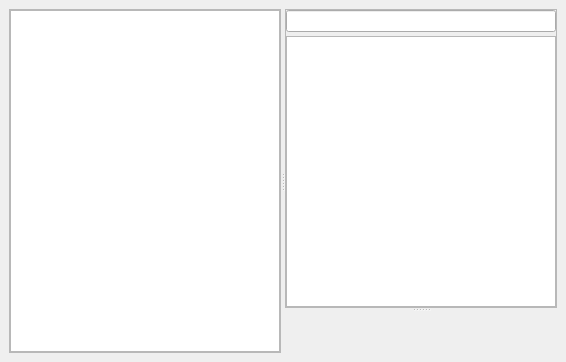
The window that Manager/pages/page_notes.ui (gil9red/NotesManager) describes before a commit, drawn with Qt 5.
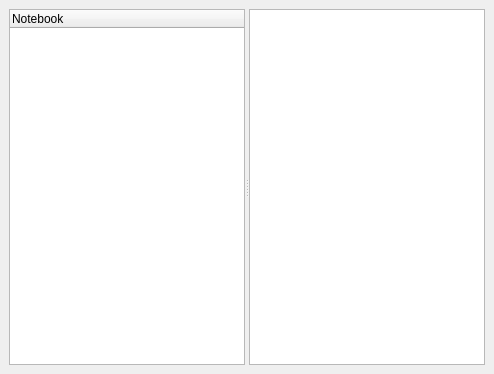
The same window after the commit. Custom widgets are drawn as their Qt base class.

```diff
--- a/Manager/pages/page_notes.ui
+++ b/Manager/pages/page_notes.ui
@@ -6,8 +6,8 @@
    <rect>
     <x>0</x>
     <y>0</y>
-    <width>566</width>
-    <height>362</height>
+    <width>494</width>
+    <height>374</height>
    </rect>
   </property>
   <property name="windowTitle">
@@ -20,40 +20,13 @@
       <property name="orientation">
        <enum>Qt::Horizontal</enum>
       </property>
-      <property name="childrenCollapsible">
-       <bool>false</bool>
-      </property>
-      <widget class="QFrame" name="frameAdditionalPanel">
-       <property name="frameShape">
-        <enum>QFrame::StyledPanel</enum>
-       </property>
-       <property name="frameShadow">
-        <enum>QFrame::Raised</enum>
-       </property>
-       <layout class="QVBoxLayout" name="verticalLayout">
-        <property name="spacing">
-         <number>0</number>
-        </property>
-        <property name="margin">
-         <number>0</number>
-        </property>
-        <item>
-         <widget class="QStackedWidget" name="stackedWidget_AdditionalPanel">
-          <property name="toolTip">
-           <string/>
-          </property>
-          <property name="currentIndex">
-           <number>0</number>
-          </property>
-          <widget class="QWidget" name="pageTable">
-           <layout class="QVBoxLayout" name="verticalLayout_5">
-            <property name="spacing">
-             <number>0</number>
-            </property>
-            <property name="margin">
-             <number>0</number>
-            </property>
-            <item>
+      <widget class="QTreeWidget" name="treeWidgetNotebooks">
+       <column>
+        <property name="text">
+         <string>Notebook</string>
+        </property>
+       </column>
+      </widget>
              <widget class="QTableView" name="tableView">
               <property name="editTriggers">
                <set>QAbstractItemView::NoEditTriggers</set>
@@ -74,68 +47,11 @@
                <bool>true</bool>
               </attribute>
              </widget>
-            </item>
-           </layout>
-          </widget>
-         </widget>
+     </widget>
         </item>
        </layout>
       </widget>
-      <widget class="QSplitter" name="splitterPageNote_Right">
-       <property name="orientation">
-        <enum>Qt::Vertical</enum>
-       </property>
-       <property name="childrenCollapsible">
-        <bool>false</bool>
-       </property>
-       <widget class="QFrame" name="frameCurrentNote">
-        <property name="frameShape">
-         <enum>QFrame::StyledPanel</enum>
-        </property>
-        <property name="frameShadow">
-         <enum>QFrame::Raised</enum>
-        </property>
-        <layout class="QVBoxLayout" name="verticalLayout_4">
-         <property name="spacing">
-          <number>4</number>
-         </property>
-         <property name="margin">
-          <number>0</number>
-         </property>
-         <item>
-          <widget class="QLineEdit" name="title">
-           <property name="readOnly">
-            <bool>true</bool>
-           </property>
-          </widget>
-         </item>
-         <item>
-          <widget class="TextEditor" name="editor"/>
-         </item>
-        </layout>
-       </widget>
-       <widget class="AttachPanel" name="attach" native="true"/>
-      </widget>
-     </widget>
-    </item>
-   </layout>
-   <zorder>splitterMain</zorder>
-   <zorder>tableView</zorder>
-  </widget>
- </widget>
- <customwidgets>
-  <customwidget>
-   <class>TextEditor</class>
-   <extends>QTextEdit</extends>
-   <header>Note/texteditor.h</header>
-  </customwidget>
-  <customwidget>
-   <class>AttachPanel</class>
-   <extends>QWidget</extends>
-   <header>Note/AttachPanel.h</header>
-   <container>1</container>
-  </customwidget>
- </customwidgets>
+ </widget>
  <resources/>
  <connections/>
 </ui>
```
Left out of the diff: 2 changed lines with no effect on the pictures. Lines whose indentation alone changed are shown as unchanged.
